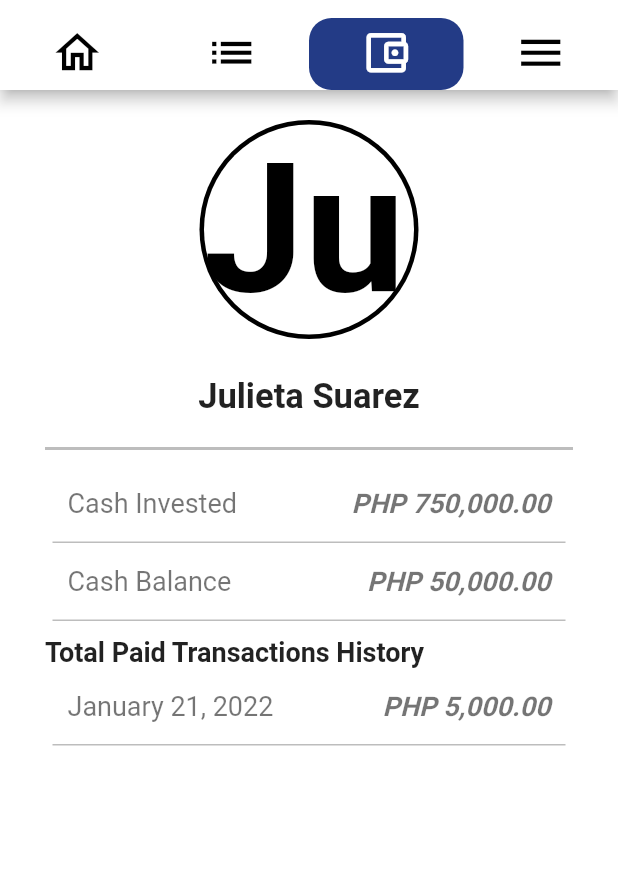
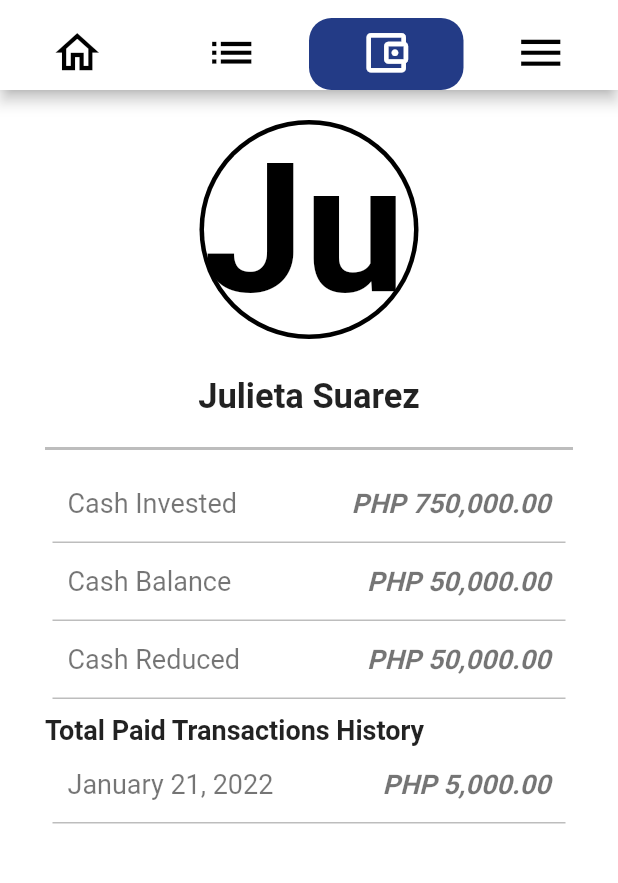
Before and after one commit to ljdsuarez/sannyling, a Flutter app: the screen it shows after launch, tab 3 chosen, on a phone screen of 412 x 824 dp, the part 66-949 px from its top. Run offline on Flutter 3.47's test engine with Material 2 defaults, Android fonts, the light colour scheme and no system bars; our stand-ins replace firebase_core; accounts and stored records are empty.

Commit message:
modified account admin files

```diff
--- a/lib/account/account_admin.dart
+++ b/lib/account/account_admin.dart
@@ -5,6 +5,7 @@ import 'account_name/account_name.dart';
 import './account_transactions/transactions_admin.dart';
 import 'account_info/account_info_admin/cash_invested.dart';
 import './account_info/account_info_admin/cash_balance.dart';
+import './account_info/account_info_admin/cash_reduced.dart';
 
 class SannyLingAccountAdmin extends StatefulWidget {
   const SannyLingAccountAdmin({Key? key}) : super(key: key);
@@ -23,6 +24,7 @@ class _SannyLingAccountAdminState extends State<SannyLingAccountAdmin> {
           const AccountName("Julieta Suarez"),
           const CashInvested(750000),
           const CashBalance(50000),
+          const CashReduced(50000),
           Container(
             padding: const EdgeInsets.only(top: 10),
             width: double.infinity,
--- a/lib/account/account_info/account_card/account_card.dart
+++ /dev/null
@@ -1 +0,0 @@
-// TODO Implement this library.
--- /dev/null
+++ b/lib/account/account_info/account_info_admin/cash_reduced.dart
@@ -0,0 +1,14 @@
+import 'package:flutter/material.dart';
+
+import '../../account_card/account_card.dart';
+
+class CashReduced extends StatelessWidget {
+  const CashReduced(this.cashReduced, {Key? key}) : super(key: key);
+
+  final double cashReduced;
+
+  @override
+  Widget build(BuildContext context) {
+    return AccountCard('Cash Reduced', cashReduced);
+  }
+}
--- a/lib/main.dart
+++ b/lib/main.dart
@@ -36,7 +36,7 @@ class SannyLingAppHome extends StatefulWidget {
 class _SannyLingAppHomeState extends State<SannyLingAppHome> {
   var mainColor = const Color.fromARGB(255, 20, 70, 100);
 
-  var loginType = 'admin';
+  var adminLogin = true;
 
   @override
   Widget build(BuildContext context) {
@@ -94,7 +94,7 @@ class _SannyLingAppHomeState extends State<SannyLingAppHome> {
           ),
           Container(
             color: Colors.white,
-            child: loginType == 'admin'
+            child: adminLogin
                 ? const SannyLingList()
                 : const Text(
                     "This Page is available only for admin users.",
@@ -107,7 +107,7 @@ class _SannyLingAppHomeState extends State<SannyLingAppHome> {
           ),
           Container(
             color: Colors.white,
-            child: loginType == 'admin'
+            child: adminLogin
                 ? const SannyLingAccountAdmin()
                 : const SannyLingAccountUser(),
           ),
```
